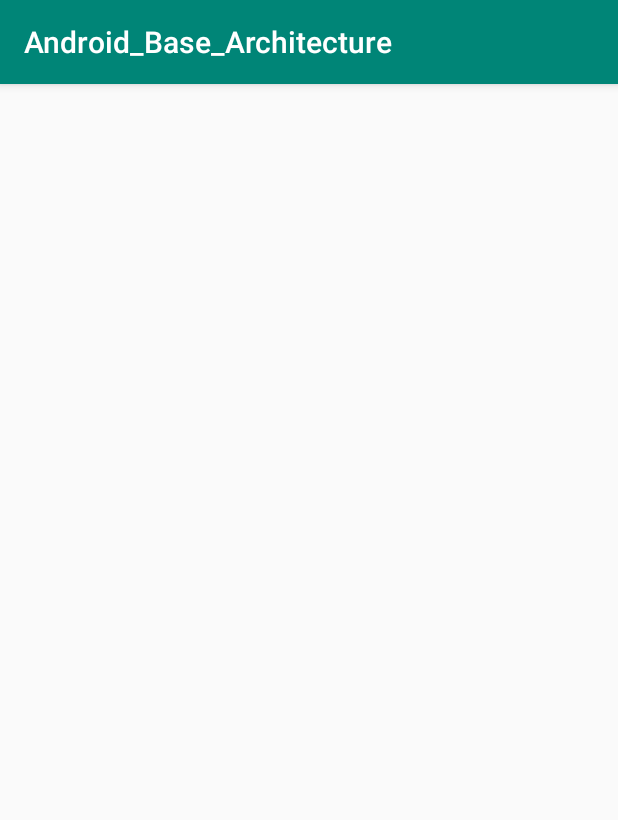
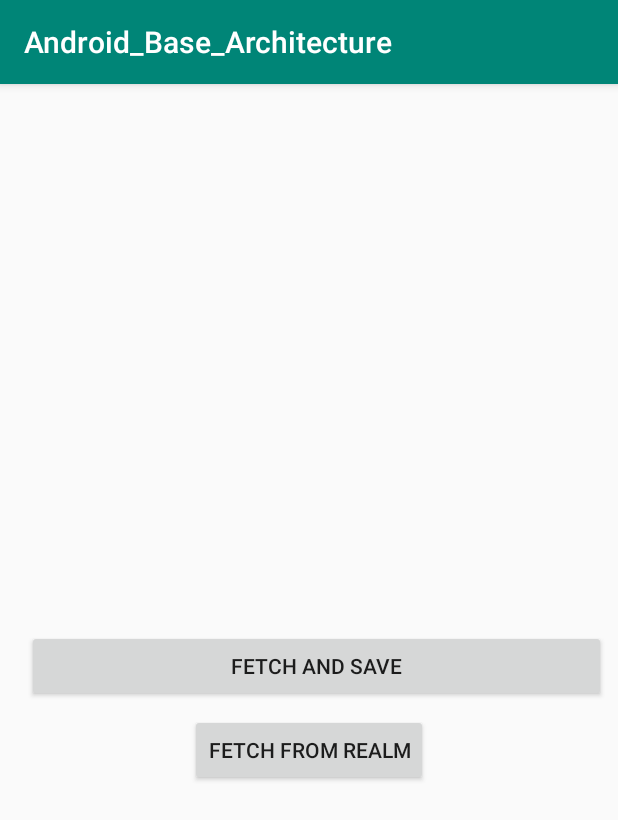
Before and after one commit to antoyohan/Android_Base_Architecture, an Android app: the screen it shows after launch (MainActivity), on a phone screen of 412 x 824 dp. Shown: the top 820 px of the screen. Run offline under Robolectric (Android 15) with nearby library versions, the phone set to English and light mode, and no system bars; our stand-ins replace Dagger/Hilt's generated code, RxJava, data binding; libraries missing offline, so code that uses them is left out: com.jakewharton.retrofit2, io.realm; 6 statements that could not run were skipped.

Commit message:
Realm test for 2000 results

```diff
--- a/app/build.gradle
+++ b/app/build.gradle
@@ -1,4 +1,5 @@
 apply plugin: 'com.android.application'
+apply plugin: 'realm-android'
 
 android {
     compileSdkVersion 28
--- a/app/src/main/AndroidManifest.xml
+++ b/app/src/main/AndroidManifest.xml
@@ -1,6 +1,7 @@
 <?xml version="1.0" encoding="utf-8"?>
 <manifest xmlns:android="http://schemas.android.com/apk/res/android"
     package="com.example.ando.android_base_architecture">
+    <uses-permission android:name="android.permission.INTERNET"/>
 
     <application
         android:name=".MyApplication"
--- a/app/src/main/java/com/example/ando/android_base_architecture/network/ApiService.java
+++ b/app/src/main/java/com/example/ando/android_base_architecture/network/ApiService.java
@@ -1,11 +1,24 @@
 package com.example.ando.android_base_architecture.network;
+
+import com.example.ando.android_base_architecture.models.DocResponse;
 
 import io.reactivex.Observable;
 import retrofit2.http.GET;
+import retrofit2.http.Headers;
 import retrofit2.http.QueryMap;
+import retrofit2.http.Url;
 
 public interface ApiService {
 
     @GET
     Observable getProfilr(@QueryMap String data);
+
+    @Headers({
+            "X-COLLECTION:service",
+            "X-TOKEN:PriWAmTNpOs9lxkxjVCJ0kjXRzrglXJ0y1+s692u4q1oeOYr/YBShrhw7uTwFlFbNlHkT464Uh1Ry4+hr2kRJA==",
+            "X-QUERY:indent=on&q=*:*&wt=json&sort=DATECOL_dt desc&start=0&rows=2000",
+            "Content-Type:application/json"
+    })
+    @GET
+    Observable<DocResponse> getBookList(@Url String url);
 }
--- a/app/src/main/java/com/example/ando/android_base_architecture/ui/FragmentA.java
+++ b/app/src/main/java/com/example/ando/android_base_architecture/ui/FragmentA.java
@@ -4,6 +4,7 @@ import android.arch.lifecycle.ViewModelProvider;
 import android.arch.lifecycle.ViewModelProviders;
 import android.content.Context;
 import android.databinding.DataBindingUtil;
+import android.databinding.ViewDataBinding;
 import android.os.Bundle;
 import android.support.v4.app.Fragment;
 import android.util.Log;
@@ -12,7 +13,6 @@ import android.view.View;
 import android.view.ViewGroup;
 
 import com.example.ando.android_base_architecture.R;
-import com.example.ando.android_base_architecture.databinding.FragmentALayoutBinding;
 import com.example.ando.android_base_architecture.network.ApiService;
 import com.example.ando.android_base_architecture.viewmodel.HomeViewModel;
 
@@ -49,9 +49,9 @@ public class FragmentA extends Fragment {
     public View onCreateView(LayoutInflater inflater, ViewGroup container,
                              Bundle savedInstanceState) {
         // Inflate the layout for this fragment
-        FragmentALayoutBinding layoutBinding =
+        ViewDataBinding layoutBinding =
                 DataBindingUtil.inflate(getLayoutInflater(), R.layout.fragment_a_layout, container, false);
-        layoutBinding.setHomeViewModel(mViewModel);
+        layoutBinding.setVariable(com.example.ando.android_base_architecture.BR.HomeViewModel , mViewModel);
         return layoutBinding.getRoot();
     }
 
--- a/app/src/main/java/com/example/ando/android_base_architecture/ui/MainActivity.java
+++ b/app/src/main/java/com/example/ando/android_base_architecture/ui/MainActivity.java
@@ -1,6 +1,5 @@
 package com.example.ando.android_base_architecture.ui;
 
-import android.arch.lifecycle.LifecycleObserver;
 import android.arch.lifecycle.LifecycleOwner;
 import android.arch.lifecycle.LifecycleRegistry;
 import android.os.Bundle;
--- a/app/src/main/res/layout/fragment_a_layout.xml
+++ b/app/src/main/res/layout/fragment_a_layout.xml
@@ -1,13 +1,14 @@
 <?xml version="1.0" encoding="utf-8"?>
-<layout>
+<layout xmlns:tools="http://schemas.android.com/tools"
+    xmlns:app="http://schemas.android.com/apk/res-auto">
     <data>
         <import type="android.view.View"/>
         <variable
             name="HomeViewModel"
             type="com.example.ando.android_base_architecture.viewmodel.HomeViewModel"/>
     </data>
-<FrameLayout xmlns:android="http://schemas.android.com/apk/res/android"
-    xmlns:tools="http://schemas.android.com/tools"
+
+    <android.support.constraint.ConstraintLayout xmlns:android="http://schemas.android.com/apk/res/android"
         android:layout_width="match_parent"
         android:layout_height="match_parent"
         tools:context=".ui.FragmentA">
@@ -17,7 +18,34 @@
             android:id="@+id/title"
             android:layout_width="match_parent"
             android:layout_height="match_parent"
-        android:text="@{HomeViewModel.mText}" />
+            android:layout_marginStart="8dp"
+            android:text="@{HomeViewModel.mText}"
+            app:layout_constraintStart_toStartOf="parent" />
 
-</FrameLayout>
+        <Button
+            android:id="@+id/btn_1"
+            android:layout_width="386dp"
+            android:layout_height="wrap_content"
+            android:layout_marginTop="8dp"
+            android:layout_marginEnd="8dp"
+            android:text="Fetch and Save"
+            app:layout_constraintBottom_toBottomOf="@+id/title"
+            app:layout_constraintEnd_toEndOf="parent"
+            app:layout_constraintTop_toTopOf="@+id/title"
+            android:onClick="@{(v)-> HomeViewModel.getDocLIst(v)}"/>
+
+        <Button
+            android:id="@+id/btn_2"
+            android:layout_width="wrap_content"
+            android:layout_height="wrap_content"
+            android:layout_marginStart="8dp"
+            android:layout_marginTop="8dp"
+            android:layout_marginEnd="8dp"
+            android:onClick="@{(v)-> HomeViewModel.getDocLIstFromRealm(v)}"
+            android:text="Fetch From Realm"
+            app:layout_constraintEnd_toEndOf="parent"
+            app:layout_constraintStart_toStartOf="parent"
+            app:layout_constraintTop_toBottomOf="@+id/btn_1" />
+
+    </android.support.constraint.ConstraintLayout>
 </layout>
--- a/build.gradle
+++ b/build.gradle
@@ -8,7 +8,7 @@ buildscript {
     }
     dependencies {
         classpath 'com.android.tools.build:gradle:3.2.1'
-
+        classpath 'io.realm:realm-gradle-plugin:5.10.0'
 
         // NOTE: Do not place your application dependencies here; they belong
         // in the individual module build.gradle files
```
Also changed, not shown: app/src/main/java/com/example/ando/android_base_architecture/MyApplication.java (+13 -0 lines), app/src/main/java/com/example/ando/android_base_architecture/models/DocResponse.java (added, +34 -0 lines), app/src/main/java/com/example/ando/android_base_architecture/models/Docs.java (added, +265 -0 lines), app/src/main/java/com/example/ando/android_base_architecture/viewmodel/HomeViewModel.java (+77 -0 lines). Lines whose indentation alone changed are shown as unchanged.
